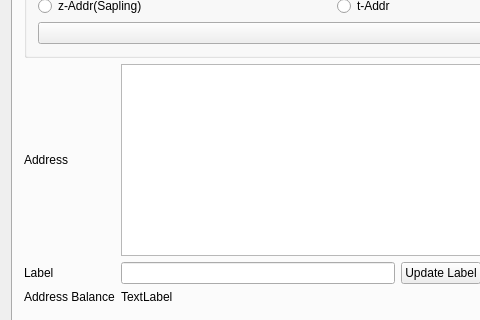
Qt form src/mainwindow.ui (z-bitcoinz/BitcoinZ_Blue) before a commit; both pictures show x 0 to 480 and y 102 to 422 of the 968 by 616 pixel window.
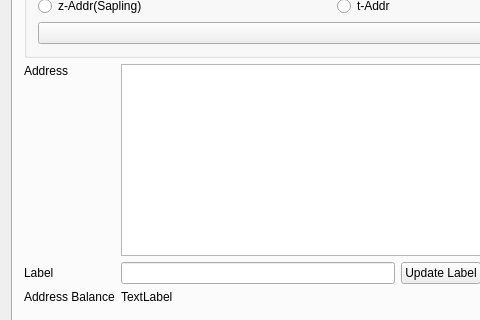
The same form after that commit. The open tabs and pages were chosen to show the change. Icons and pictures are not drawn. Custom widgets are drawn as their Qt base class.

Commit message: update tab stops

```diff
--- a/src/mainwindow.ui
+++ b/src/mainwindow.ui
@@ -711,6 +711,9 @@
                   <property name="text">
                    <string>Address</string>
                   </property>
+                  <property name="alignment">
+                   <set>Qt::AlignLeading|Qt::AlignLeft|Qt::AlignTop</set>
+                  </property>
                  </widget>
                 </item>
                </layout>
```
Left out of the diff: 16 changed lines with no effect on the pictures. The commit also changes 1 other file.
